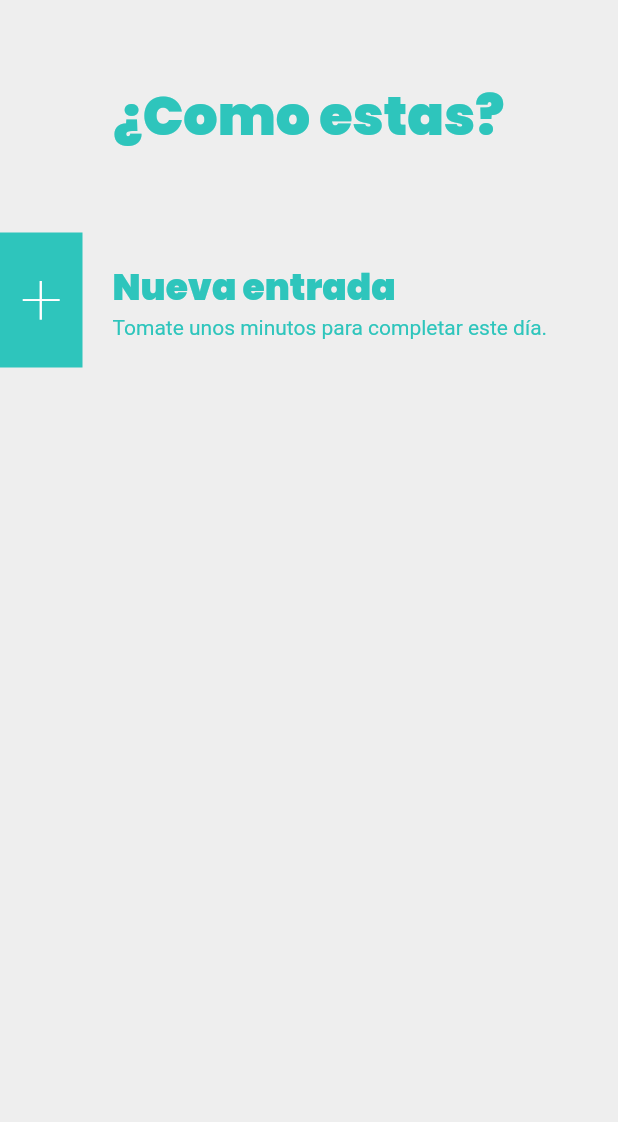
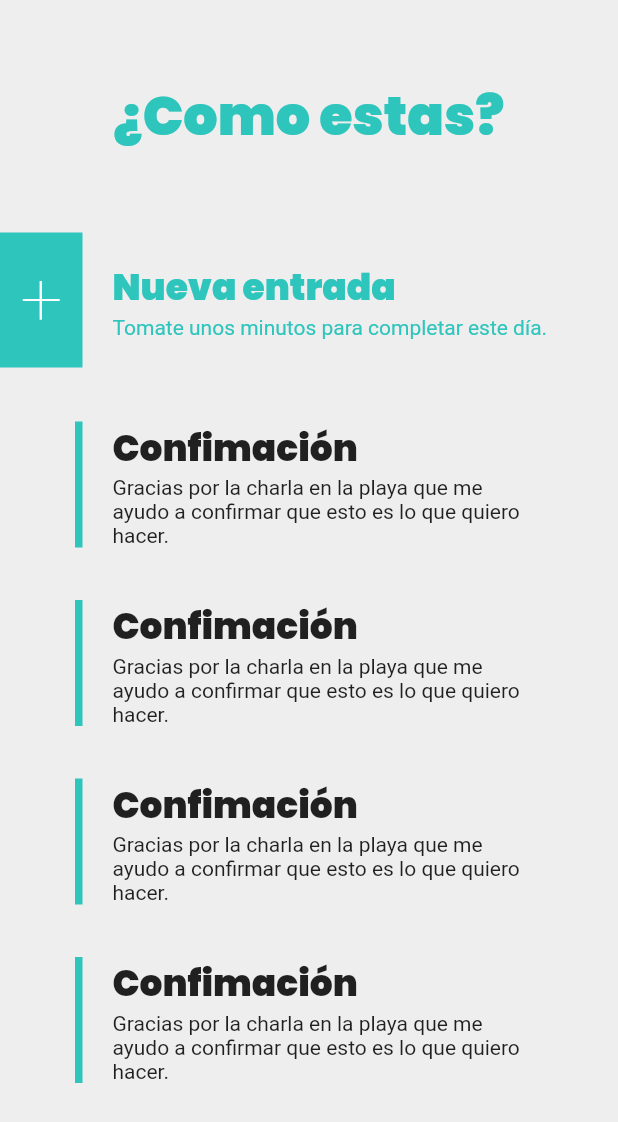
Before and after one commit to francodallongaro/MetriotesFlutter, a Flutter app: the screen it shows after launch, on a phone screen of 412 x 824 dp. Shown: the top 1122 px of the screen. Run offline on Flutter 3.47's test engine with Material 2 defaults, Android fonts, the light colour scheme and no system bars; our stand-ins replace flutter_hooks.

Commit message:
Adding navigation to second screen

```diff
--- a/lib/main.dart
+++ b/lib/main.dart
@@ -1,5 +1,5 @@
 import 'package:flutter/material.dart';
-import 'package:flutter_hooks/flutter_hooks.dart';
+import 'screens/principal.dart';
 
 void main() {
   runApp(MyApp());
@@ -14,77 +14,3 @@ class MyApp extends StatelessWidget {
     );
   }
 }
-
-class ComoEstas extends HookWidget {
-  @override
-  Widget build(BuildContext context) {
-    final counter = useState(0);
-
-    return Scaffold(
-      backgroundColor: Color(0xFFEEEEEE),
-      body: SafeArea(
-        child: Column(
-          children: [
-            Padding(
-              padding: const EdgeInsets.all(50.0),
-              child: Center(
-                child: Text(
-                  "¿Como estas?",
-                  style: TextStyle(
-                    color: Color(0xFF2EC5BC),
-                    fontSize: 36.0,
-                    fontFamily: 'Poppins',
-                  ),
-                ),
-              ),
-            ),
-            Row(
-              children: [
-                Container(
-                  color: Color(0xFF2EC5BC),
-                  width: 55.0,
-                  height: 90.0,
-                  child: Center(
-                    child: Text(
-                      "+",
-                      style: TextStyle(
-                        color: Colors.white,
-                        fontSize: 50.0,
-                        fontWeight: FontWeight.w200,
-                      ),
-                    ),
-                  ),
-                ),
-                Padding(
-                  padding: const EdgeInsets.all(20.0),
-                  child: Column(
-                    mainAxisAlignment: MainAxisAlignment.spaceAround,
-                    crossAxisAlignment: CrossAxisAlignment.start,
-                    children: [
-                      Text(
-                        "Nueva entrada",
-                        style: TextStyle(
-                          color: Color(0xFF2EC5BC),
-                          fontSize: 24.0,
-                          fontFamily: 'Poppins',
-                        ),
-                      ),
-                      Text(
-                        "Tomate unos minutos para completar este día.",
-                        style: TextStyle(
-                          color: Color(0xFF2EC5BC),
-                          fontSize: 14.0,
-                          fontWeight: FontWeight.w400,
-                        ),
-                      ),
-                    ],
-                  ),
-                )
-              ],
-            ),
-          ],
-        ),
-      ),
-    );
-  }
-}
--- /dev/null
+++ b/lib/screens/como_te_sentis.dart
@@ -0,0 +1,18 @@
+import 'package:flutter/material.dart';
+import 'package:flutter_hooks/flutter_hooks.dart';
+
+class ComoTeSentis extends HookWidget {
+  @override
+  Widget build(BuildContext context) {
+    return Scaffold(
+      backgroundColor: Color(0xFF2EC5BC),
+      body: SafeArea(
+        child: Column(
+          mainAxisAlignment: MainAxisAlignment.start,
+          crossAxisAlignment: CrossAxisAlignment.start,
+          children: [],
+        ),
+      ),
+    );
+  }
+}
--- /dev/null
+++ b/lib/screens/principal.dart
@@ -0,0 +1,205 @@
+import 'package:flutter/material.dart';
+import 'package:flutter_hooks/flutter_hooks.dart';
+import 'como_te_sentis.dart';
+
+class ComoEstas extends HookWidget {
+  @override
+  Widget build(BuildContext context) {
+    return Scaffold(
+      backgroundColor: Color(0xFFEEEEEE),
+      body: SafeArea(
+        child: Column(
+          mainAxisAlignment: MainAxisAlignment.start,
+          crossAxisAlignment: CrossAxisAlignment.start,
+          children: [
+            Padding(
+              padding: const EdgeInsets.all(50.0),
+              child: Center(
+                child: Text(
+                  "¿Como estas?",
+                  style: TextStyle(
+                    color: Color(0xFF2EC5BC),
+                    fontSize: 36.0,
+                    fontFamily: 'Poppins',
+                  ),
+                ),
+              ),
+            ),
+            Row(
+              children: [
+                GestureDetector(
+                  onTap: () {
+                    Navigator.push(
+                      context,
+                      MaterialPageRoute(builder: (context) => ComoTeSentis()),
+                    );
+                  },
+                  child: Container(
+                    color: Color(0xFF2EC5BC),
+                    width: 55.0,
+                    height: 90.0,
+                    child: Center(
+                      child: Text(
+                        "+",
+                        style: TextStyle(
+                          color: Colors.white,
+                          fontSize: 50.0,
+                          fontWeight: FontWeight.w200,
+                        ),
+                      ),
+                    ),
+                  ),
+                ),
+                Padding(
+                  padding: const EdgeInsets.all(20.0),
+                  child: Column(
+                    mainAxisAlignment: MainAxisAlignment.spaceAround,
+                    crossAxisAlignment: CrossAxisAlignment.start,
+                    children: [
+                      Text(
+                        "Nueva entrada",
+                        style: TextStyle(
+                          color: Color(0xFF2EC5BC),
+                          fontSize: 24.0,
+                          fontFamily: 'Poppins',
+                        ),
+                      ),
+                      Text(
+                        "Tomate unos minutos para completar este día.",
+                        style: TextStyle(
+                          color: Color(0xFF2EC5BC),
+                          fontSize: 14.0,
+                          fontWeight: FontWeight.w400,
+                        ),
+                      ),
+                    ],
+                  ),
+                )
+              ],
+            ),
+            Padding(
+              padding: const EdgeInsets.only(left: 50.0, top: 35.0),
+              child: Container(
+                padding: const EdgeInsets.only(left: 20.0, right: 50.0),
+                decoration: BoxDecoration(
+                  border: Border(
+                    left: BorderSide(width: 5.0, color: Color(0xFF2EC5BC)),
+                  ),
+                ),
+                child: Column(
+                  crossAxisAlignment: CrossAxisAlignment.start,
+                  children: [
+                    Text(
+                      "Confimación",
+                      style: TextStyle(
+                        fontSize: 24.0,
+                        fontWeight: FontWeight.bold,
+                        fontFamily: 'Poppins',
+                      ),
+                    ),
+                    Text(
+                      "Gracias por la charla en la playa que me ayudo a confirmar que esto es lo que quiero hacer.",
+                      style: TextStyle(
+                        fontSize: 14.0,
+                      ),
+                    ),
+                  ],
+                ),
+              ),
+            ),
+            Padding(
+              padding: const EdgeInsets.only(left: 50.0, top: 35.0),
+              child: Container(
+                padding: const EdgeInsets.only(left: 20.0, right: 50.0),
+                decoration: BoxDecoration(
+                  border: Border(
+                    left: BorderSide(width: 5.0, color: Color(0xFF2EC5BC)),
+                  ),
+                ),
+                child: Column(
+                  crossAxisAlignment: CrossAxisAlignment.start,
+                  children: [
+                    Text(
+                      "Confimación",
+                      style: TextStyle(
+                        fontSize: 24.0,
+                        fontWeight: FontWeight.bold,
+                        fontFamily: 'Poppins',
+                      ),
+                    ),
+                    Text(
+                      "Gracias por la charla en la playa que me ayudo a confirmar que esto es lo que quiero hacer.",
+                      style: TextStyle(
+                        fontSize: 14.0,
+                      ),
+                    ),
+                  ],
+                ),
+              ),
+            ),
+            Padding(
+              padding: const EdgeInsets.only(left: 50.0, top: 35.0),
+              child: Container(
+                padding: const EdgeInsets.only(left: 20.0, right: 50.0),
+                decoration: BoxDecoration(
+                  border: Border(
+                    left: BorderSide(width: 5.0, color: Color(0xFF2EC5BC)),
+                  ),
+                ),
+                child: Column(
+                  crossAxisAlignment: CrossAxisAlignment.start,
+                  children: [
+                    Text(
+                      "Confimación",
+                      style: TextStyle(
+                        fontSize: 24.0,
+                        fontWeight: FontWeight.bold,
+                        fontFamily: 'Poppins',
+                      ),
+                    ),
+                    Text(
+                      "Gracias por la charla en la playa que me ayudo a confirmar que esto es lo que quiero hacer.",
+                      style: TextStyle(
+                        fontSize: 14.0,
+                      ),
+                    ),
+                  ],
+                ),
+              ),
+            ),
+            Padding(
+              padding: const EdgeInsets.only(left: 50.0, top: 35.0),
+              child: Container(
+                padding: const EdgeInsets.only(left: 20.0, right: 50.0),
+                decoration: BoxDecoration(
+                  border: Border(
+                    left: BorderSide(width: 5.0, color: Color(0xFF2EC5BC)),
+                  ),
+                ),
+                child: Column(
+                  crossAxisAlignment: CrossAxisAlignment.start,
+                  children: [
+                    Text(
+                      "Confimación",
+                      style: TextStyle(
+                        fontSize: 24.0,
+                        fontWeight: FontWeight.bold,
+                        fontFamily: 'Poppins',
+                      ),
+                    ),
+                    Text(
+                      "Gracias por la charla en la playa que me ayudo a confirmar que esto es lo que quiero hacer.",
+                      style: TextStyle(
+                        fontSize: 14.0,
+                      ),
+                    ),
+                  ],
+                ),
+              ),
+            ),
+          ],
+        ),
+      ),
+    );
+  }
+}
```
